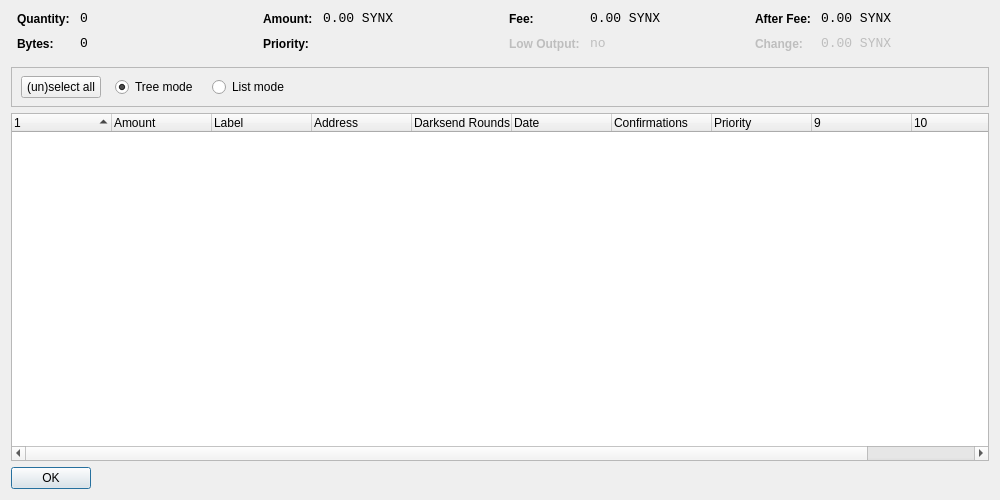
thibetabc/SyndicateQT, file src/qt/forms/coincontroldialog.ui: the form before one commit.
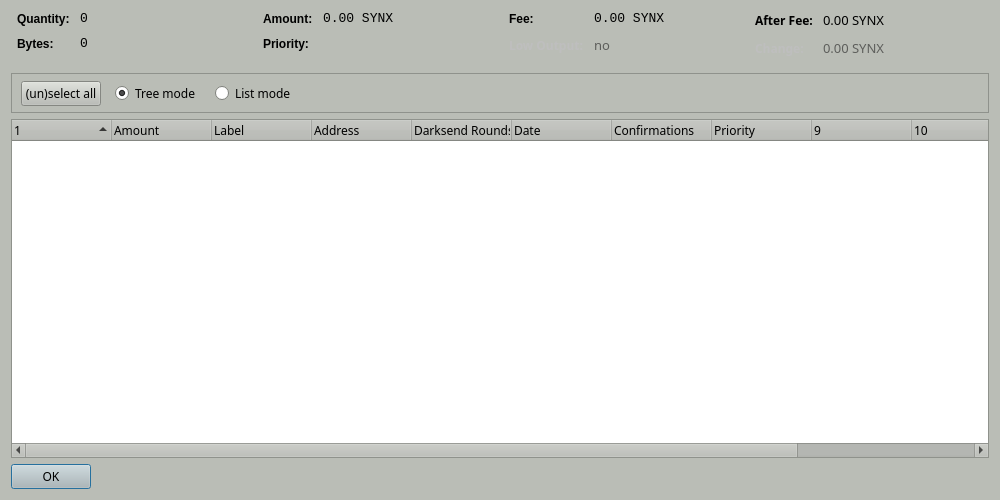
The form after the commit. Custom widgets are drawn as their Qt base class.

What changed in the file:
```diff
--- a/src/qt/forms/coincontroldialog.ui
+++ b/src/qt/forms/coincontroldialog.ui
@@ -10,6 +10,421 @@
     <height>500</height>
    </rect>
   </property>
+  <property name="palette">
+   <palette>
+    <active>
+     <colorrole role="WindowText">
+      <brush brushstyle="SolidPattern">
+       <color alpha="255">
+        <red>0</red>
+        <green>0</green>
+        <blue>0</blue>
+       </color>
+      </brush>
+     </colorrole>
+     <colorrole role="Button">
+      <brush brushstyle="SolidPattern">
+       <color alpha="255">
+        <red>186</red>
+        <green>189</green>
+        <blue>182</blue>
+       </color>
+      </brush>
+     </colorrole>
+     <colorrole role="Light">
+      <brush brushstyle="SolidPattern">
+       <color alpha="255">
+        <red>255</red>
+        <green>255</green>
+        <blue>255</blue>
+       </color>
+      </brush>
+     </colorrole>
+     <colorrole role="Midlight">
+      <brush brushstyle="SolidPattern">
+       <color alpha="255">
+        <red>220</red>
+        <green>222</green>
+        <blue>218</blue>
+       </color>
+      </brush>
+     </colorrole>
+     <colorrole role="Dark">
+      <brush brushstyle="SolidPattern">
+       <color alpha="255">
+        <red>93</red>
+        <green>94</green>
+        <blue>91</blue>
+       </color>
+      </brush>
+     </colorrole>
+     <colorrole role="Mid">
+      <brush brushstyle="SolidPattern">
+       <color alpha="255">
+        <red>124</red>
+        <green>126</green>
+        <blue>121</blue>
+       </color>
+      </brush>
+     </colorrole>
+     <colorrole role="Text">
+      <brush brushstyle="SolidPattern">
+       <color alpha="255">
+        <red>0</red>
+        <green>0</green>
+        <blue>0</blue>
+       </color>
+      </brush>
+     </colorrole>
+     <colorrole role="BrightText">
+      <brush brushstyle="SolidPattern">
+       <color alpha="255">
+        <red>255</red>
+        <green>255</green>
+        <blue>255</blue>
+       </color>
+      </brush>
+     </colorrole>
+     <colorrole role="ButtonText">
+      <brush brushstyle="SolidPattern">
+       <color alpha="255">
+        <red>0</red>
+        <green>0</green>
+        <blue>0</blue>
+       </color>
+      </brush>
+     </colorrole>
+     <colorrole role="Base">
+      <brush brushstyle="SolidPattern">
+       <color alpha="255">
+        <red>255</red>
+        <green>255</green>
+        <blue>255</blue>
+       </color>
+      </brush>
+     </colorrole>
+     <colorrole role="Window">
+      <brush brushstyle="SolidPattern">
+       <color alpha="255">
+        <red>186</red>
+        <green>189</green>
+        <blue>182</blue>
+       </color>
+      </brush>
+     </colorrole>
+     <colorrole role="Shadow">
+      <brush brushstyle="SolidPattern">
+       <color alpha="255">
+        <red>0</red>
+        <green>0</green>
+        <blue>0</blue>
+       </color>
+      </brush>
+     </colorrole>
+     <colorrole role="AlternateBase">
+      <brush brushstyle="SolidPattern">
+       <color alpha="255">
+        <red>220</red>
+        <green>222</green>
+        <blue>218</blue>
+       </color>
+      </brush>
+     </colorrole>
+     <colorrole role="ToolTipBase">
+      <brush brushstyle="SolidPattern">
+       <color alpha="255">
+        <red>255</red>
+        <green>255</green>
+        <blue>220</blue>
+       </color>
+      </brush>
+     </colorrole>
+     <colorrole role="ToolTipText">
+      <brush brushstyle="SolidPattern">
+       <color alpha="255">
+        <red>0</red>
+        <green>0</green>
+        <blue>0</blue>
+       </color>
+      </brush>
+     </colorrole>
+    </active>
+    <inactive>
+     <colorrole role="WindowText">
+      <brush brushstyle="SolidPattern">
+       <color alpha="255">
+        <red>0</red>
+        <green>0</green>
+        <blue>0</blue>
+       </color>
+      </brush>
+     </colorrole>
+     <colorrole role="Button">
+      <brush brushstyle="SolidPattern">
+       <color alpha="255">
+        <red>186</red>
+        <green>189</green>
+        <blue>182</blue>
+       </color>
+      </brush>
+     </colorrole>
+     <colorrole role="Light">
+      <brush brushstyle="SolidPattern">
+       <color alpha="255">
+        <red>255</red>
+        <green>255</green>
+        <blue>255</blue>
+       </color>
+      </brush>
+     </colorrole>
+     <colorrole role="Midlight">
+      <brush brushstyle="SolidPattern">
+       <color alpha="255">
+        <red>220</red>
+        <green>222</green>
+        <blue>218</blue>
+       </color>
+      </brush>
+     </colorrole>
+     <colorrole role="Dark">
+      <brush brushstyle="SolidPattern">
+       <color alpha="255">
+        <red>93</red>
+        <green>94</green>
+        <blue>91</blue>
+       </color>
+      </brush>
+     </colorrole>
+     <colorrole role="Mid">
+      <brush brushstyle="SolidPattern">
+       <color alpha="255">
+        <red>124</red>
+        <green>126</green>
+        <blue>121</blue>
+       </color>
+      </brush>
+     </colorrole>
+     <colorrole role="Text">
+      <brush brushstyle="SolidPattern">
+       <color alpha="255">
+        <red>0</red>
+        <green>0</green>
+        <blue>0</blue>
+       </color>
+      </brush>
+     </colorrole>
+     <colorrole role="BrightText">
+      <brush brushstyle="SolidPattern">
+       <color alpha="255">
+        <red>255</red>
+        <green>255</green>
+        <blue>255</blue>
+       </color>
+      </brush>
+     </colorrole>
+     <colorrole role="ButtonText">
+      <brush brushstyle="SolidPattern">
+       <color alpha="255">
+        <red>0</red>
+        <green>0</green>
+        <blue>0</blue>
+       </color>
+      </brush>
+     </colorrole>
+     <colorrole role="Base">
+      <brush brushstyle="SolidPattern">
+       <color alpha="255">
+        <red>255</red>
+        <green>255</green>
+        <blue>255</blue>
+       </color>
+      </brush>
+     </colorrole>
+     <colorrole role="Window">
+      <brush brushstyle="SolidPattern">
+       <color alpha="255">
+        <red>186</red>
+        <green>189</green>
+        <blue>182</blue>
+       </color>
+      </brush>
+     </colorrole>
+     <colorrole role="Shadow">
+      <brush brushstyle="SolidPattern">
+       <color alpha="255">
+        <red>0</red>
+        <green>0</green>
+        <blue>0</blue>
+       </color>
+      </brush>
+     </colorrole>
+     <colorrole role="AlternateBase">
+      <brush brushstyle="SolidPattern">
+       <color alpha="255">
+        <red>220</red>
+        <green>222</green>
+        <blue>218</blue>
+       </color>
+      </brush>
+     </colorrole>
+     <colorrole role="ToolTipBase">
+      <brush brushstyle="SolidPattern">
+       <color alpha="255">
+        <red>255</red>
+        <green>255</green>
+        <blue>220</blue>
+       </color>
+      </brush>
+     </colorrole>
+     <colorrole role="ToolTipText">
+      <brush brushstyle="SolidPattern">
+       <color alpha="255">
+        <red>0</red>
+        <green>0</green>
+        <blue>0</blue>
+       </color>
+      </brush>
+     </colorrole>
+    </inactive>
+    <disabled>
+     <colorrole role="WindowText">
+      <brush brushstyle="SolidPattern">
+       <color alpha="255">
+        <red>93</red>
+        <green>94</green>
+        <blue>91</blue>
+       </color>
+      </brush>
+     </colorrole>
+     <colorrole role="Button">
+      <brush brushstyle="SolidPattern">
+       <color alpha="255">
+        <red>186</red>
+        <green>189</green>
+        <blue>182</blue>
+       </color>
+      </brush>
+     </colorrole>
+     <colorrole role="Light">
+      <brush brushstyle="SolidPattern">
+       <color alpha="255">
+        <red>255</red>
+        <green>255</green>
+        <blue>255</blue>
+       </color>
+      </brush>
+     </colorrole>
+     <colorrole role="Midlight">
+      <brush brushstyle="SolidPattern">
+       <color alpha="255">
+        <red>220</red>
+        <green>222</green>
+        <blue>218</blue>
+       </color>
+      </brush>
+     </colorrole>
+     <colorrole role="Dark">
+      <brush brushstyle="SolidPattern">
+       <color alpha="255">
+        <red>93</red>
+        <green>94</green>
+        <blue>91</blue>
+       </color>
+      </brush>
+     </colorrole>
+     <colorrole role="Mid">
+      <brush brushstyle="SolidPattern">
+       <color alpha="255">
+        <red>124</red>
+        <green>126</green>
+        <blue>121</blue>
+       </color>
+      </brush>
+     </colorrole>
+     <colorrole role="Text">
+      <brush brushstyle="SolidPattern">
+       <color alpha="255">
+        <red>93</red>
+        <green>94</green>
+        <blue>91</blue>
+       </color>
+      </brush>
+     </colorrole>
+     <colorrole role="BrightText">
+      <brush brushstyle="SolidPattern">
+       <color alpha="255">
+        <red>255</red>
+        <green>255</green>
+        <blue>255</blue>
+       </color>
+      </brush>
+     </colorrole>
+     <colorrole role="ButtonText">
+      <brush brushstyle="SolidPattern">
+       <color alpha="255">
+        <red>93</red>
+        <green>94</green>
+        <blue>91</blue>
+       </color>
+      </brush>
+     </colorrole>
+     <colorrole role="Base">
+      <brush brushstyle="SolidPattern">
+       <color alpha="255">
+        <red>186</red>
+        <green>189</green>
+        <blue>182</blue>
+       </color>
+      </brush>
+     </colorrole>
+     <colorrole role="Window">
+      <brush brushstyle="SolidPattern">
+       <color alpha="255">
+        <red>186</red>
+        <green>189</green>
+        <blue>182</blue>
+       </color>
+      </brush>
+     </colorrole>
+     <colorrole role="Shadow">
+      <brush brushstyle="SolidPattern">
+       <color alpha="255">
+        <red>0</red>
+        <green>0</green>
+        <blue>0</blue>
+       </color>
+      </brush>
+     </colorrole>
+     <colorrole role="AlternateBase">
+      <brush brushstyle="SolidPattern">
+       <color alpha="255">
+        <red>186</red>
+        <green>189</green>
+        <blue>182</blue>
+       </color>
+      </brush>
+     </colorrole>
+     <colorrole role="ToolTipBase">
+      <brush brushstyle="SolidPattern">
+       <color alpha="255">
+        <red>255</red>
+        <green>255</green>
+        <blue>220</blue>
+       </color>
+      </brush>
+     </colorrole>
+     <colorrole role="ToolTipText">
+      <brush brushstyle="SolidPattern">
+       <color alpha="255">
+        <red>0</red>
+        <green>0</green>
+        <blue>0</blue>
+       </color>
+      </brush>
+     </colorrole>
+    </disabled>
+   </palette>
+  </property>
   <property name="windowTitle">
    <string>Coin Control</string>
   </property>
@@ -233,6 +648,13 @@
          <property name="enabled">
           <bool>false</bool>
          </property>
+         <property name="font">
+          <font>
+           <family>Sawasdee</family>
+           <weight>75</weight>
+           <bold>true</bold>
+          </font>
+         </property>
          <property name="styleSheet">
           <string notr="true">font-weight:bold;</string>
          </property>
@@ -248,7 +670,7 @@
          </property>
          <property name="font">
           <font>
-           <family>Monospace</family>
+           <family>Sawasdee</family>
            <pointsize>10</pointsize>
           </font>
          </property>
@@ -284,6 +706,13 @@
        </property>
        <item row="0" column="0">
         <widget class="QLabel" name="labelCoinControlAfterFeeText">
+         <property name="font">
+          <font>
+           <family>Sawasdee</family>
+           <weight>75</weight>
+           <bold>true</bold>
+          </font>
+         </property>
          <property name="styleSheet">
           <string notr="true">font-weight:bold;</string>
          </property>
@@ -296,7 +725,7 @@
         <widget class="QLabel" name="labelCoinControlAfterFee">
          <property name="font">
           <font>
-           <family>Monospace</family>
+           <family>Sawasdee</family>
            <pointsize>10</pointsize>
           </font>
          </property>
@@ -319,6 +748,13 @@
          <property name="enabled">
           <bool>false</bool>
          </property>
+         <property name="font">
+          <font>
+           <family>Sawasdee</family>
+           <weight>75</weight>
+           <bold>true</bold>
+          </font>
+         </property>
          <property name="styleSheet">
           <string notr="true">font-weight:bold;</string>
          </property>
@@ -334,7 +770,7 @@
          </property>
          <property name="font">
           <font>
-           <family>Monospace</family>
+           <family>Sawasdee</family>
            <pointsize>10</pointsize>
           </font>
          </property>
@@ -364,6 +800,11 @@
        <height>40</height>
       </size>
      </property>
+     <property name="font">
+      <font>
+       <family>Sawasdee</family>
+      </font>
+     </property>
      <property name="frameShape">
       <enum>QFrame::StyledPanel</enum>
      </property>
@@ -379,7 +820,12 @@
         <height>41</height>
        </rect>
       </property>
-      <layout class="QHBoxLayout" name="horizontalLayoutPanel" stretch="0,0,0,0,0">
+      <property name="font">
+       <font>
+        <family>Sawasdee</family>
+       </font>
+      </property>
+      <layout class="QHBoxLayout" name="horizontalLayoutPanel" stretch="0,0,0,0">
        <property name="spacing">
         <number>14</number>
        </property>
@@ -391,6 +837,11 @@
            <verstretch>0</verstretch>
           </sizepolicy>
          </property>
+         <property name="font">
+          <font>
+           <family>Sawasdee</family>
+          </font>
+         </property>
          <property name="text">
           <string>(un)select all</string>
          </property>
@@ -404,6 +855,11 @@
            <verstretch>0</verstretch>
           </sizepolicy>
          </property>
+         <property name="font">
+          <font>
+           <family>Sawasdee</family>
+          </font>
+         </property>
          <property name="text">
           <string>Tree mode</string>
          </property>
@@ -420,6 +876,11 @@
            <verstretch>0</verstretch>
           </sizepolicy>
          </property>
+         <property name="font">
+          <font>
+           <family>Sawasdee</family>
+          </font>
+         </property>
          <property name="text">
           <string>List mode</string>
          </property>
@@ -427,6 +888,11 @@
        </item>
        <item>
         <spacer name="horizontalSpacer">
+         <property name="font">
+          <font>
+           <family>Sawasdee</family>
+          </font>
+         </property>
          <property name="orientation">
           <enum>Qt::Horizontal</enum>
          </property>
@@ -444,6 +910,11 @@
    </item>
    <item>
     <widget class="CoinControlTreeWidget" name="treeWidget">
+     <property name="font">
+      <font>
+       <family>Sawasdee</family>
+      </font>
+     </property>
      <property name="contextMenuPolicy">
       <enum>Qt::CustomContextMenu</enum>
      </property>
@@ -451,7 +922,7 @@
       <bool>false</bool>
      </property>
      <property name="columnCount">
-      <number>11</number>
+      <number>12</number>
      </property>
      <attribute name="headerShowSortIndicator" stdset="0">
       <bool>true</bool>
@@ -483,7 +954,7 @@
       <property name="text">
        <string>Darksend Rounds</string>
       </property>
-    </column>
+     </column>
      <column>
       <property name="text">
        <string>Date</string>
@@ -532,6 +1003,11 @@
        <verstretch>0</verstretch>
       </sizepolicy>
      </property>
+     <property name="font">
+      <font>
+       <family>Sawasdee</family>
+      </font>
+     </property>
      <property name="orientation">
       <enum>Qt::Horizontal</enum>
      </property>
```
